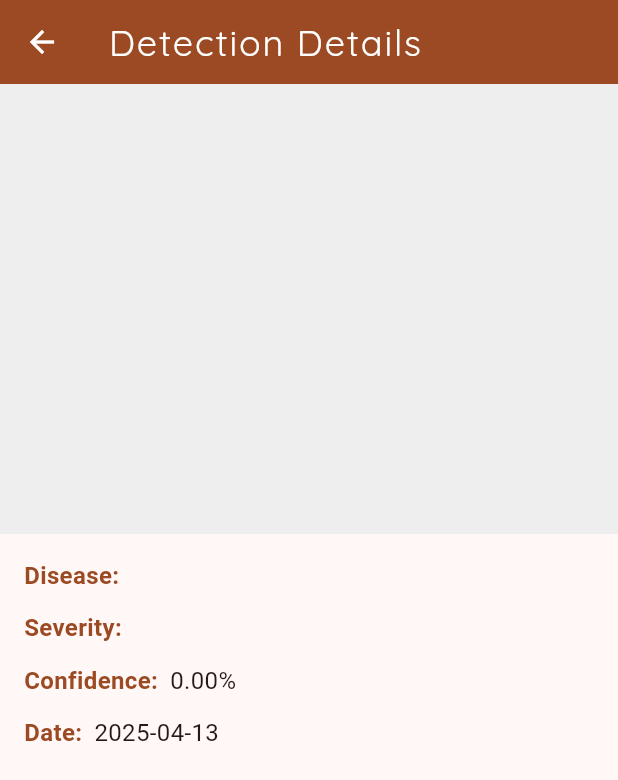
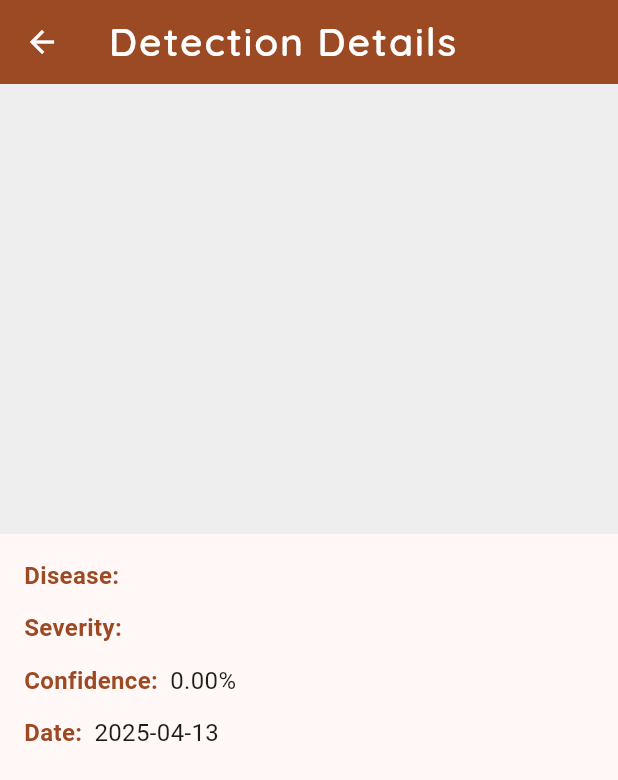
Before and after one commit to Kamonohashi-san/Optipaw, a Flutter app: the HistoryDetail screen opened directly with empty values, on a phone screen of 412 x 824 dp. Shown: the top 780 px of the screen. Run offline on Flutter 3.47's test engine with Material 3 defaults, Android fonts, the light colour scheme and no system bars; our stand-ins replace get, image_picker, page_transition, shared_preferences, sqflite; missing offline and left inert: tflite_v2; accounts and stored records are empty.

Commit message:
styles change

```diff
--- a/lib/constant/styles.dart
+++ b/lib/constant/styles.dart
@@ -8,31 +8,32 @@ mixin Styles {
 
   //TextStyles
   static const textHeader = TextStyle(
-    fontSize: 24,
+    fontSize: 26,
     letterSpacing: 1.2,
     fontFamily: 'Quicksand',
+    fontWeight: FontWeight.w600,
     color: Colors.white,
   );
 
   static const textsubHeader = TextStyle(
-    fontSize: 18,
+    fontSize: 20,
     fontFamily: 'Quicksand',
     color: Colors.black,
   );
 
   static const textBody = TextStyle(
-    fontSize: 15,
+    fontSize: 17,
     fontFamily: 'Quicksand',
     color: Colors.black,
   );
 
   static const textRegular = TextStyle(
-    fontSize: 14,
+    fontSize: 16,
     fontFamily: 'Quicksand',
     color: Colors.black,
   );
   static const buttonText = TextStyle(
-    fontSize: 14,
+    fontSize: 16,
     fontFamily: 'Quicksand',
     color: Colors.white,
   );
```
Also changed, not shown: 1 other file.
